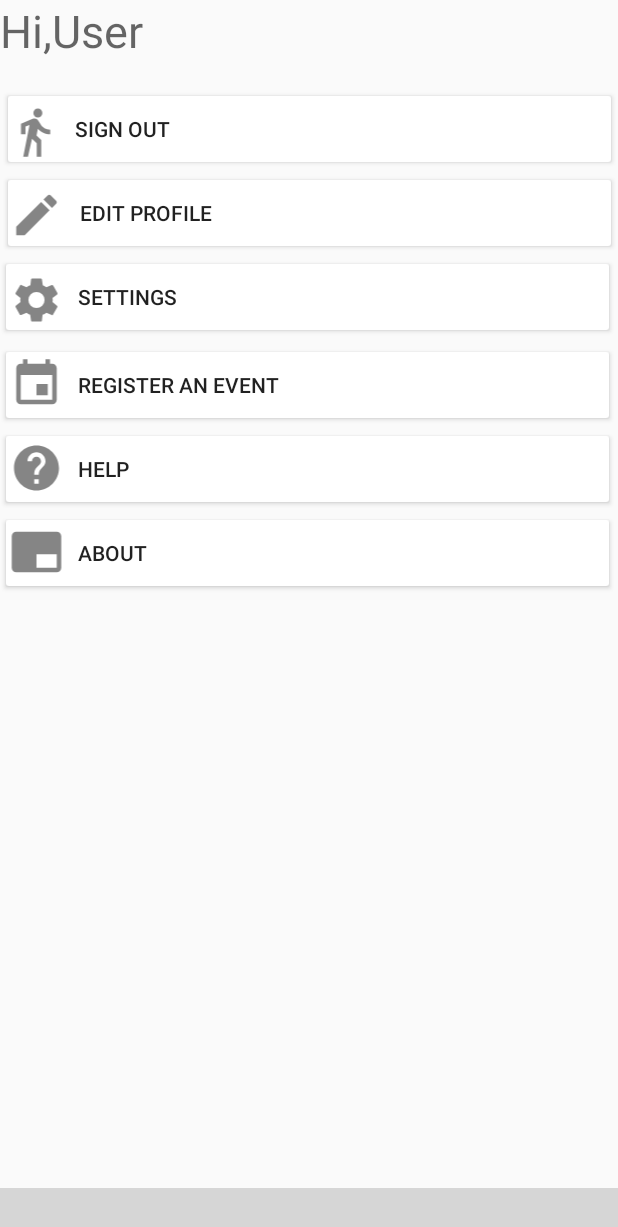
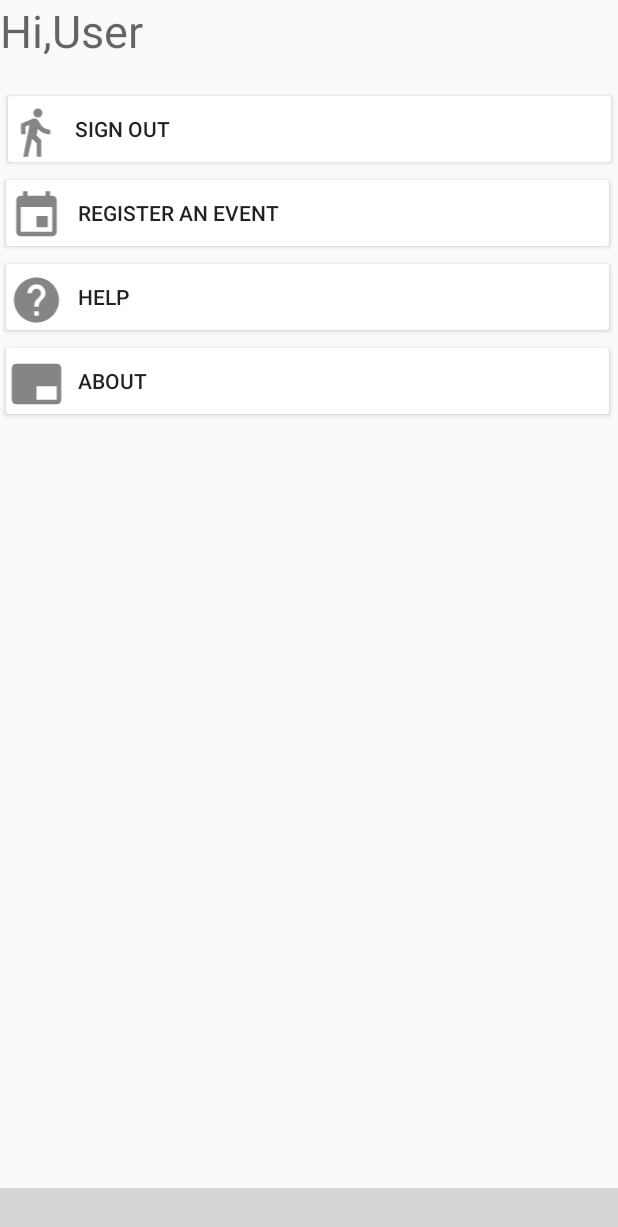
Before and after one commit to CyberWick/EventaTake1, an Android app: the layout activity_profile.xml on its own in the app's theme, with its tools: preview values and no code run, on a phone screen of 412 x 824 dp. Shown: the top 1227 px of the screen. Run offline under Robolectric (Android 15) with nearby library versions, the phone set to English and light mode, and no system bars; plain views replace BottomNavigationViewEx; grey boxes are pictures that could not be loaded.

Commit message:
Good luck fellas.

```diff
--- a/app/src/main/res/layout/activity_helpactivity.xml
+++ b/app/src/main/res/layout/activity_helpactivity.xml
@@ -50,7 +50,7 @@
         android:layout_width="357dp"
         android:layout_height="42dp"
         android:layout_marginStart="24dp"
-        android:text="E-mail:support@eventa.com"
+        android:text="E-mail:adikale123@gmail.com"
         android:textColor="#F4D529"
         android:textSize="24sp"
         android:textStyle="bold"
--- a/app/src/main/res/layout/activity_profile.xml
+++ b/app/src/main/res/layout/activity_profile.xml
@@ -5,33 +5,6 @@
     android:layout_width="match_parent"
     android:layout_height="match_parent"
     tools:context=".Profile">
-
-    <Button
-        android:id="@+id/profile"
-        android:layout_width="410dp"
-        android:layout_height="56dp"
-        android:layout_alignParentRight="true"
-        android:layout_alignParentBottom="true"
-        android:layout_marginStart="1dp"
-        android:backgroundTint="@android:color/background_light"
-        android:text="            EDIT PROFILE"
-        android:textAlignment="textStart"
-        app:layout_constraintStart_toStartOf="parent"
-        app:layout_constraintTop_toBottomOf="@+id/signout" />
-
-    <Button
-        android:id="@+id/settings"
-        android:layout_width="410dp"
-        android:layout_height="56dp"
-        android:layout_alignParentRight="true"
-        android:layout_alignParentBottom="true"
-        android:backgroundTint="@android:color/background_light"
-        android:text="            SETTINGS"
-        android:textAlignment="textStart"
-        app:layout_constraintBottom_toBottomOf="parent"
-        app:layout_constraintStart_toStartOf="parent"
-        app:layout_constraintTop_toBottomOf="@+id/profile"
-        app:layout_constraintVertical_bias="0.0" />
 
     <Button
         android:id="@+id/help"
@@ -53,10 +26,13 @@
         android:layout_height="56dp"
         android:layout_alignParentRight="true"
         android:layout_alignParentBottom="true"
+        android:layout_marginEnd="1dp"
         android:backgroundTint="@android:color/background_light"
         android:text="            ABOUT"
         android:textAlignment="textStart"
-        app:layout_constraintBottom_toBottomOf="parent"
+        app:layout_constraintBottom_toBottomOf="@+id/botbar"
+        app:layout_constraintEnd_toEndOf="parent"
+        app:layout_constraintHorizontal_bias="0.0"
         app:layout_constraintStart_toStartOf="parent"
         app:layout_constraintTop_toBottomOf="@+id/help"
         app:layout_constraintVertical_bias="0.0" />
@@ -67,15 +43,16 @@
         android:layout_height="56dp"
         android:layout_alignParentRight="true"
         android:layout_alignParentBottom="true"
-        android:layout_marginTop="1dp"
         android:backgroundTint="@android:color/background_light"
         android:onClick="regevent"
         android:text="            REGISTER AN EVENT"
         android:textAlignment="textStart"
-        app:layout_constraintBottom_toBottomOf="parent"
+        app:layout_constraintBottom_toBottomOf="@+id/botbar"
+        app:layout_constraintEnd_toEndOf="parent"
+        app:layout_constraintHorizontal_bias="0.0"
         app:layout_constraintStart_toStartOf="parent"
-        app:layout_constraintTop_toBottomOf="@+id/settings"
-        app:layout_constraintVertical_bias="0.002" />
+        app:layout_constraintTop_toBottomOf="@+id/signout"
+        app:layout_constraintVertical_bias="0.0" />
 
     <Button
         android:id="@+id/signout"
@@ -91,21 +68,10 @@
         app:layout_constraintTop_toBottomOf="@+id/textView" />
 
     <ImageView
-        android:id="@+id/edit"
-        android:layout_width="46dp"
-        android:layout_height="36dp"
-        android:layout_marginStart="1dp"
-        android:layout_marginTop="19dp"
-        android:elevation="2dp"
-        app:layout_constraintStart_toStartOf="parent"
-        app:layout_constraintTop_toBottomOf="@+id/favourite"
-        app:srcCompat="@drawable/edit" />
-
-    <ImageView
         android:id="@+id/help1"
         android:layout_width="46dp"
         android:layout_height="36dp"
-        android:layout_marginTop="236dp"
+        android:layout_marginTop="124dp"
         android:elevation="2dp"
         app:layout_constraintStart_toStartOf="@+id/signout"
         app:layout_constraintTop_toBottomOf="@+id/textView"
@@ -125,7 +91,7 @@
         android:id="@+id/about1"
         android:layout_width="46dp"
         android:layout_height="36dp"
-        android:layout_marginTop="292dp"
+        android:layout_marginTop="180dp"
         android:elevation="2dp"
         app:layout_constraintStart_toStartOf="@+id/signout"
         app:layout_constraintTop_toBottomOf="@+id/textView"
@@ -135,21 +101,11 @@
         android:id="@+id/regeve"
         android:layout_width="46dp"
         android:layout_height="36dp"
-        android:layout_marginTop="180dp"
+        android:layout_marginTop="68dp"
         android:elevation="2dp"
         app:layout_constraintStart_toStartOf="@+id/signout"
         app:layout_constraintTop_toBottomOf="@+id/textView"
         app:srcCompat="@drawable/event" />
-
-    <ImageView
-        android:id="@+id/setting"
-        android:layout_width="46dp"
-        android:layout_height="36dp"
-        android:layout_marginTop="124dp"
-        android:elevation="2dp"
-        app:layout_constraintStart_toStartOf="@+id/signout"
-        app:layout_constraintTop_toBottomOf="@+id/textView"
-        app:srcCompat="@drawable/settings" />
 
     <TextView
         android:id="@+id/textView"
--- a/app/src/main/res/layout/expandable_event_head.xml
+++ b/app/src/main/res/layout/expandable_event_head.xml
@@ -9,9 +9,9 @@
         android:id="@+id/comp_head"
         android:layout_width="match_parent"
         android:layout_height="wrap_content"
+        android:textSize="20dp"
         app:layout_constraintBottom_toBottomOf="parent"
         app:layout_constraintEnd_toEndOf="parent"
-        android:textSize="36dp"
         app:layout_constraintHorizontal_bias="0.498"
         app:layout_constraintStart_toStartOf="parent"
         app:layout_constraintTop_toTopOf="parent"
```
Also changed, not shown: app/src/main/java/com/eventa1/eventatake1/WelcomeHome.java (+10 -2 lines), app/src/main/res/layout/activity_welcome_home.xml (+22 -10 lines), app/src/main/res/layout/expandable_listview_event.xml (+6 -4 lines), app/src/main/res/drawable-hdpi/e1.png, app/src/main/res/drawable-hdpi/e3.png, app/src/main/res/drawable-hdpi/r1.png (added).
